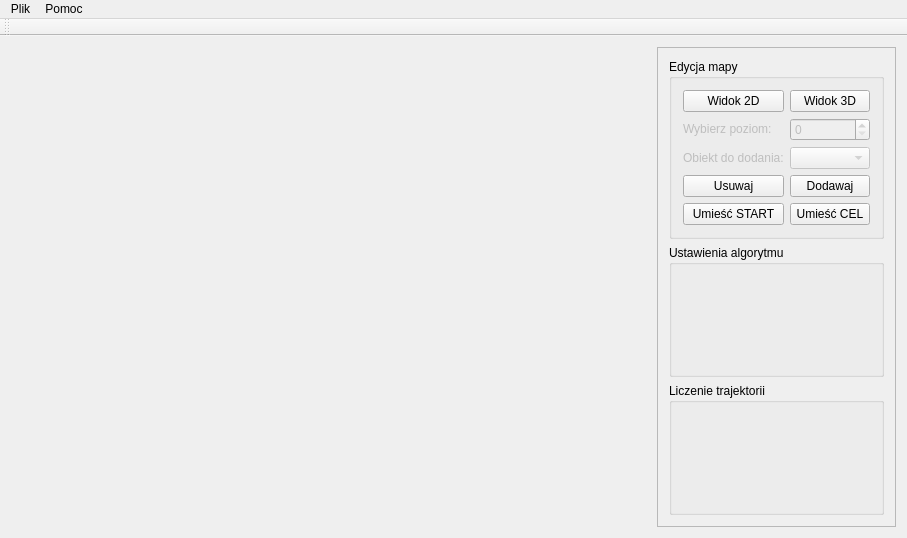
Above: trajektorie3d/trajektorie3d/trajektorie3d.ui from Calises/projekt_grupowy before the change. Below: the same form after it.
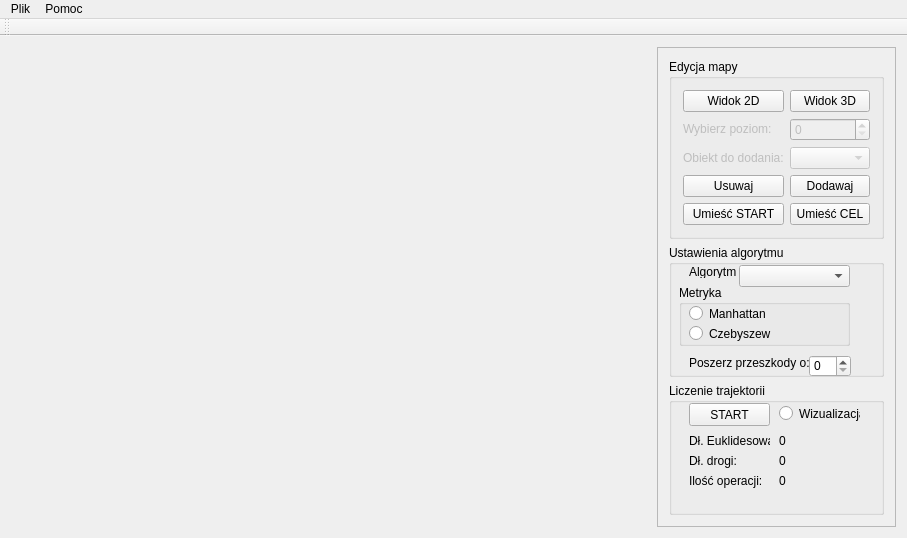
That is the form after the change.

```diff
--- a/trajektorie3d/trajektorie3d/trajektorie3d.ui
+++ b/trajektorie3d/trajektorie3d/trajektorie3d.ui
@@ -166,6 +166,94 @@
          <property name="title">
           <string>Ustawienia algorytmu</string>
          </property>
+         <widget class="QGroupBox" name="groupBox_Metric">
+          <property name="geometry">
+           <rect>
+            <x>10</x>
+            <y>40</y>
+            <width>171</width>
+            <height>61</height>
+           </rect>
+          </property>
+          <property name="title">
+           <string>Metryka</string>
+          </property>
+          <widget class="QRadioButton" name="radioButton_Manhattan">
+           <property name="geometry">
+            <rect>
+             <x>10</x>
+             <y>20</y>
+             <width>82</width>
+             <height>17</height>
+            </rect>
+           </property>
+           <property name="text">
+            <string>Manhattan</string>
+           </property>
+          </widget>
+          <widget class="QRadioButton" name="radioButton_Czebyszew">
+           <property name="geometry">
+            <rect>
+             <x>10</x>
+             <y>40</y>
+             <width>82</width>
+             <height>17</height>
+            </rect>
+           </property>
+           <property name="text">
+            <string>Czebyszew</string>
+           </property>
+          </widget>
+         </widget>
+         <widget class="QLabel" name="label_3">
+          <property name="geometry">
+           <rect>
+            <x>20</x>
+            <y>20</y>
+            <width>47</width>
+            <height>13</height>
+           </rect>
+          </property>
+          <property name="text">
+           <string>Algorytm</string>
+          </property>
+         </widget>
+         <widget class="QLabel" name="label_4">
+          <property name="geometry">
+           <rect>
+            <x>20</x>
+            <y>110</y>
+            <width>121</width>
+            <height>16</height>
+           </rect>
+          </property>
+          <property name="text">
+           <string>Poszerz przeszkody o: </string>
+          </property>
+         </widget>
+         <widget class="QSpinBox" name="spinBox_przeszkoda">
+          <property name="geometry">
+           <rect>
+            <x>140</x>
+            <y>110</y>
+            <width>42</width>
+            <height>22</height>
+           </rect>
+          </property>
+         </widget>
+         <widget class="QComboBox" name="comboBox_algorithm">
+          <property name="geometry">
+           <rect>
+            <x>70</x>
+            <y>20</y>
+            <width>111</width>
+            <height>22</height>
+           </rect>
+          </property>
+          <property name="currentText">
+           <string/>
+          </property>
+         </widget>
         </widget>
        </item>
        <item>
@@ -179,6 +267,110 @@
          <property name="title">
           <string>Liczenie trajektorii</string>
          </property>
+         <widget class="QLabel" name="label_6">
+          <property name="geometry">
+           <rect>
+            <x>20</x>
+            <y>70</y>
+            <width>81</width>
+            <height>16</height>
+           </rect>
+          </property>
+          <property name="text">
+           <string>Dł. drogi:</string>
+          </property>
+         </widget>
+         <widget class="QLabel" name="label_7">
+          <property name="geometry">
+           <rect>
+            <x>20</x>
+            <y>90</y>
+            <width>81</width>
+            <height>16</height>
+           </rect>
+          </property>
+          <property name="text">
+           <string>Ilość operacji:</string>
+          </property>
+         </widget>
+         <widget class="QLabel" name="label_lengthEuclides">
+          <property name="geometry">
+           <rect>
+            <x>110</x>
+            <y>50</y>
+            <width>51</width>
+            <height>16</height>
+           </rect>
+          </property>
+          <property name="text">
+           <string>0</string>
+          </property>
+         </widget>
+         <widget class="QLabel" name="label_lengthWay">
+          <property name="geometry">
+           <rect>
+            <x>110</x>
+            <y>70</y>
+            <width>51</width>
+            <height>16</height>
+           </rect>
+          </property>
+          <property name="text">
+           <string>0</string>
+          </property>
+         </widget>
+         <widget class="QLabel" name="label_numOperations">
+          <property name="geometry">
+           <rect>
+            <x>110</x>
+            <y>90</y>
+            <width>51</width>
+            <height>16</height>
+           </rect>
+          </property>
+          <property name="text">
+           <string>0</string>
+          </property>
+         </widget>
+         <widget class="QLabel" name="label_5">
+          <property name="geometry">
+           <rect>
+            <x>20</x>
+            <y>50</y>
+            <width>81</width>
+            <height>16</height>
+           </rect>
+          </property>
+          <property name="text">
+           <string>Dł. Euklidesowa:</string>
+          </property>
+         </widget>
+         <widget class="QPushButton" name="button_start">
+          <property name="geometry">
+           <rect>
+            <x>20</x>
+            <y>20</y>
+            <width>81</width>
+            <height>23</height>
+           </rect>
+          </property>
+          <property name="text">
+           <string>START</string>
+          </property>
+         </widget>
+         <widget class="QRadioButton" name="radioButton_Wisualisation">
+          <property name="geometry">
+           <rect>
+            <x>110</x>
+            <y>20</y>
+            <width>81</width>
+            <height>21</height>
+           </rect>
+          </property>
+          <property name="text">
+           <string>Wizualizacja</string>
+          </property>
+         </widget>
         </widget>
        </item>
       </layout>
```
Left out of the diff: 32 changed lines with no effect on the pictures.
